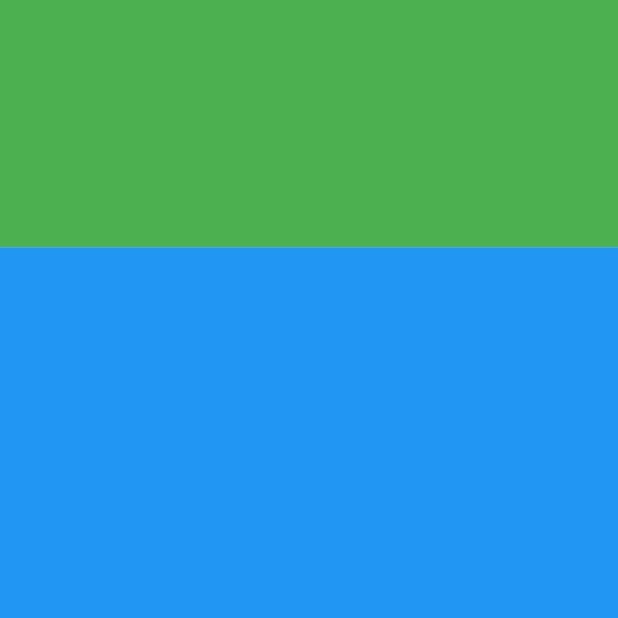
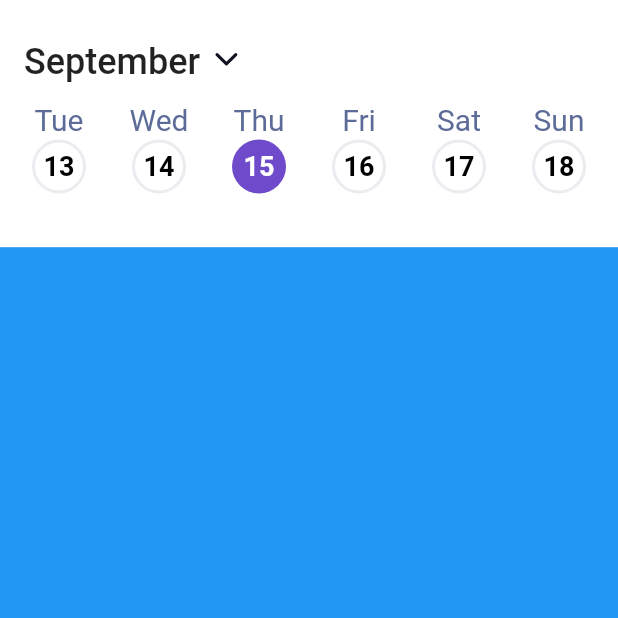
Before and after one commit to devvuongdan/hcm23_03, a Flutter app: the screen it shows after launch, on a phone screen of 412 x 824 dp, the top half of it. Run offline on Flutter 3.47's test engine with Material 2 defaults, Android fonts, the phone set to English and light mode, and no system bars; our stand-ins replace flutter_svg.

Commit message:
add_todo_list_page

```diff
--- a/lib/features/home/pages/todo_list_page.dart
+++ b/lib/features/home/pages/todo_list_page.dart
@@ -1,4 +1,7 @@
+import 'dart:math';
+
 import 'package:flutter/material.dart';
+import 'package:flutter_svg/flutter_svg.dart';
 
 class TodoListPage extends StatelessWidget {
   const TodoListPage({super.key});
@@ -9,10 +12,51 @@ class TodoListPage extends StatelessWidget {
       body: Column(
         children: [
           Expanded(
-              //todo: Trinh voi Dung
-              child: Container(
-            color: Colors.green,
-          )),
+            //todo: Trinh voi Dung
+            child: Container(
+              color: Colors.white,
+              child: Column(
+                // mainAxisAlignment: MainAxisAlignment.start,
+                // crossAxisAlignment: CrossAxisAlignment.start,
+                children: [
+                  Row(
+                    children: [
+                      Padding(
+                        padding: const EdgeInsets.only(
+                            top: 30, left: 16, bottom: 10),
+                        child: Text(
+                          "September",
+                          style: TextStyle(
+                            fontSize: 24,
+                            fontWeight: FontWeight.w500,
+                            height: 1,
+                          ),
+                        ),
+                      ),
+                      Padding(
+                        padding: EdgeInsets.only(top: 15, left: 5),
+                        child: SvgPicture.asset(
+                          "assets/icons/chevron-down.svg",
+                          width: 25,
+                          height: 25,
+                        ),
+                      ),
+                    ],
+                  ),
+                  Row(
+                    mainAxisAlignment: MainAxisAlignment.spaceEvenly,
+                    children: [
+                      Container(
+                        width: 400,
+                        height: 70,
+                        child: _buildListViewBuilder(),
+                      ),
+                    ],
+                  ),
+                ],
+              ),
+            ),
+          ),
           Expanded(
               // todo: Tan, HaGiaMinh, Nhat
               flex: 4,
@@ -23,4 +67,100 @@ class TodoListPage extends StatelessWidget {
       ),
     );
   }
+
+  Widget _buildListViewBuilder() {
+    List<List> cal = [
+      ["Tue", "13"],
+      ["Wed", "14"],
+      ["Thu", "15"],
+      ["Fri", "16"],
+      ["Sat", "17"],
+      ["Sun", "18"]
+    ];
+    return ListView.builder(
+        scrollDirection: Axis.horizontal,
+        itemCount: cal.length,
+        itemBuilder: (context, index) {
+          if (cal[index][1] != "15") {
+            return Container(
+              width: 400 / 6,
+              height: 70,
+              child: Column(
+                children: [
+                  Text(
+                    cal[index][0],
+                    textAlign: TextAlign.center,
+                    style: TextStyle(
+                      fontSize: 20,
+                      fontWeight: FontWeight.w400,
+                      height: 20 / 14,
+                      color: Color(0xFF5D6B98),
+                    ),
+                  ),
+                  Container(
+                    width: 36,
+                    height: 36,
+                    decoration: BoxDecoration(
+                        color: Colors.white,
+                        shape: BoxShape.circle,
+                        border: Border.all(
+                          color: Color(0xFFEAECF0),
+                          width: 2.0,
+                        )),
+                    child: Center(
+                      child: Text(
+                        cal[index][1],
+                        style: TextStyle(
+                          leadingDistribution: TextLeadingDistribution.even,
+                          color: Colors.black,
+                          fontSize: 18,
+                          fontWeight: FontWeight.bold,
+                        ),
+                      ),
+                    ),
+                  ),
+                ],
+              ),
+            );
+          } else {
+            return Container(
+              width: 400 / 6,
+              height: 70,
+              child: Column(
+                children: [
+                  Text(
+                    cal[index][0],
+                    textAlign: TextAlign.center,
+                    style: TextStyle(
+                      fontSize: 20,
+                      fontWeight: FontWeight.w400,
+                      height: 20 / 14,
+                      color: Color(0xFF5D6B98),
+                    ),
+                  ),
+                  Container(
+                    width: 36,
+                    height: 36,
+                    decoration: BoxDecoration(
+                      color: Color.fromARGB(255, 111, 74, 203),
+                      shape: BoxShape.circle,
+                    ),
+                    child: Center(
+                      child: Text(
+                        cal[index][1],
+                        style: TextStyle(
+                          leadingDistribution: TextLeadingDistribution.even,
+                          color: Colors.white,
+                          fontSize: 18,
+                          fontWeight: FontWeight.bold,
+                        ),
+                      ),
+                    ),
+                  ),
+                ],
+              ),
+            );
+          }
+        });
+  }
 }
--- a/pubspec.yaml
+++ b/pubspec.yaml
@@ -67,10 +67,7 @@ flutter:
 # assets:
 #   - images/a_dot_burr.jpeg
 #   - images/a_dot_ham.jpeg
-<<<<<<< HEAD
-=======
 
->>>>>>> dadc4c9a39614769acf47f0694eae9b4e1153575
 # An image asset can refer to one or more resolution-specific "variants", see
 # https://flutter.dev/assets-and-images/#resolution-aware
 
```
Also changed, not shown: assets/icons/chevron-down.svg (added).
